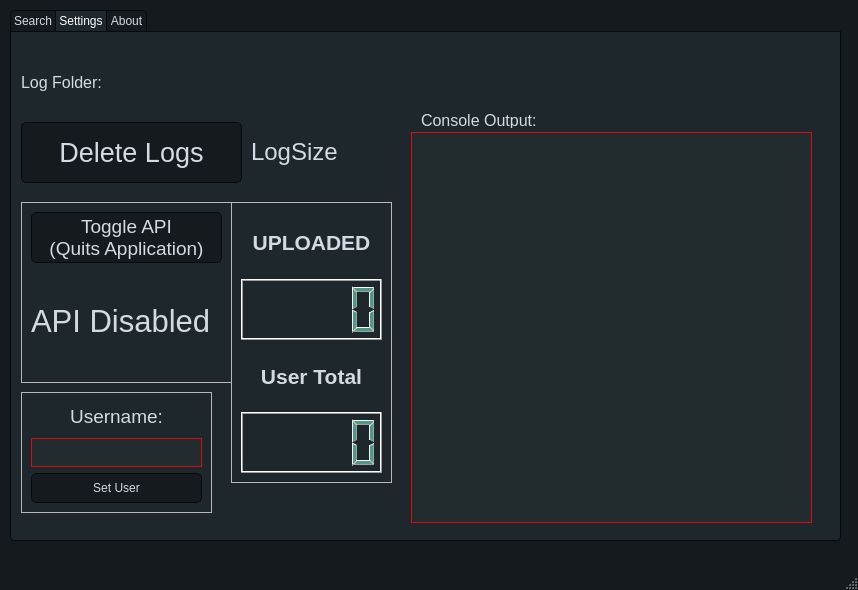
Cranbaerry/A.R.E.S, file GUI/GUI.ui: the form before one commit.
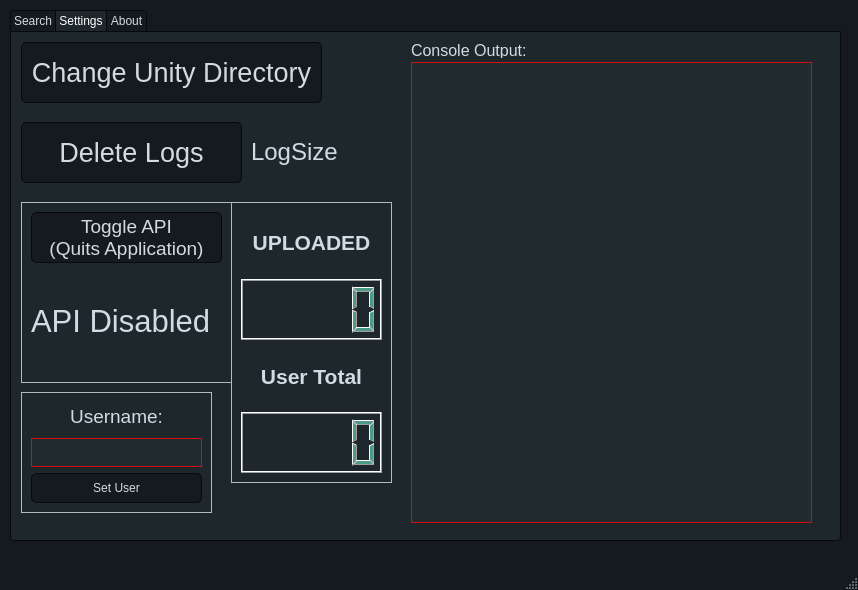
The form after the commit. The open tabs and pages were chosen to show the change.

What changed in the file:
```diff
--- a/GUI/GUI.ui
+++ b/GUI/GUI.ui
@@ -1151,24 +1151,6 @@
      <attribute name="title">
       <string>Settings</string>
      </attribute>
-     <widget class="QLabel" name="DirLabel">
-      <property name="geometry">
-       <rect>
-        <x>10</x>
-        <y>20</y>
-        <width>781</width>
-        <height>61</height>
-       </rect>
-      </property>
-      <property name="font">
-       <font>
-        <pointsize>12</pointsize>
-       </font>
-      </property>
-      <property name="text">
-       <string>Log Folder:</string>
-      </property>
-     </widget>
      <widget class="QPushButton" name="DeleteLogButton">
       <property name="geometry">
        <rect>
@@ -1255,17 +1237,17 @@
       <property name="geometry">
        <rect>
         <x>400</x>
-        <y>100</y>
+        <y>30</y>
         <width>401</width>
-        <height>391</height>
+        <height>461</height>
        </rect>
       </property>
      </widget>
      <widget class="QLabel" name="label_5">
       <property name="geometry">
        <rect>
-        <x>410</x>
-        <y>80</y>
+        <x>400</x>
+        <y>10</y>
         <width>141</width>
         <height>16</height>
        </rect>
@@ -1399,6 +1381,24 @@
        </item>
       </layout>
      </widget>
+     <widget class="QPushButton" name="ChangeUnityButton">
+      <property name="geometry">
+       <rect>
+        <x>10</x>
+        <y>10</y>
+        <width>301</width>
+        <height>61</height>
+       </rect>
+      </property>
+      <property name="font">
+       <font>
+        <pointsize>20</pointsize>
+       </font>
+      </property>
+      <property name="text">
+       <string>Change Unity Directory</string>
+      </property>
+     </widget>
     </widget>
     <widget class="QWidget" name="tab_3">
      <attribute name="title">
```
Left out of the diff: 2 changed lines with no effect on the pictures.
